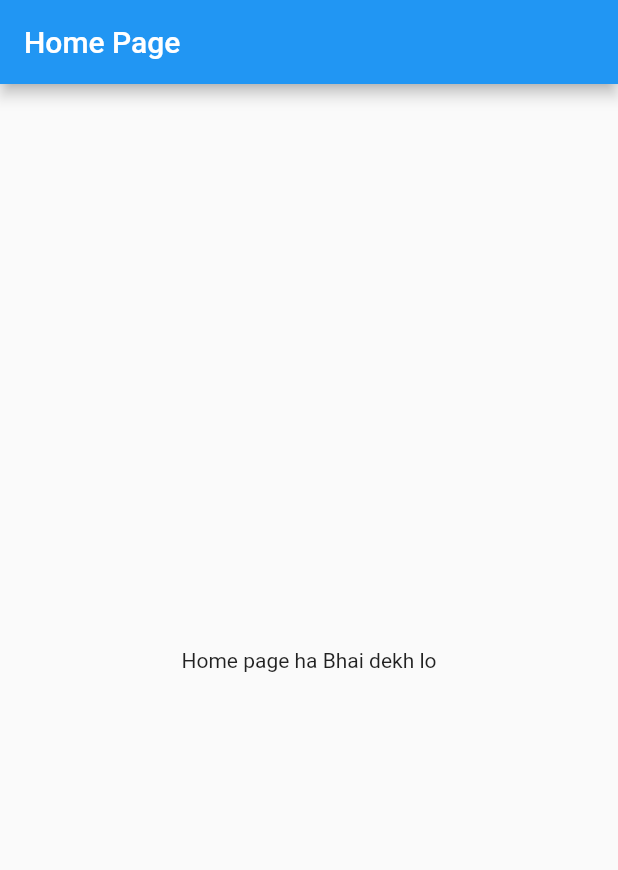
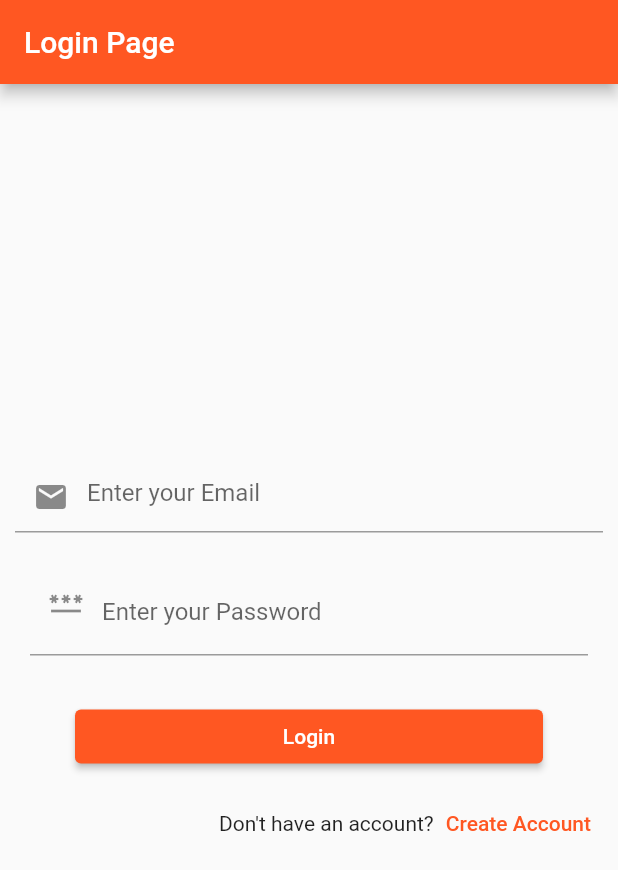
Before and after one commit to Mukul7494/attendence_demo, a Flutter app: the screen it shows after launch, on a phone screen of 412 x 824 dp. Shown: the top 870 px of the screen. Run offline on Flutter 3.47's test engine with Material 2 defaults, Android fonts, the phone set to English and light mode, and no system bars; our stand-ins replace firebase_auth, firebase_core, flutter_riverpod, go_router, logger; accounts and stored records are empty.

Commit message:
firebase email auth added

```diff
--- /dev/null
+++ b/lib/auth/firebase/auth_services.dart
@@ -0,0 +1,33 @@
+import 'package:firebase_auth/firebase_auth.dart';
+import 'package:logger/logger.dart';
+
+class FirebaseAuthServices {
+  final FirebaseAuth _auth = FirebaseAuth.instance;
+
+  Future signInWithEmailAndPass({
+    required String email,
+    required String password,
+  }) async {
+    try {
+      final UserCredential userCredential = await _auth
+          .signInWithEmailAndPassword(email: email, password: password);
+      Logger().i(userCredential.user!.uid);
+      return userCredential;
+    } catch (error) {
+      Logger().e(email, password);
+    }
+  }
+
+  Future signUpWithEmail(
+      {required String email, required String password}) async {
+    try {
+      final signUp = await _auth.createUserWithEmailAndPassword(
+          email: email, password: password);
+      Logger().i(signUp.user!.uid);
+      return signUp;
+    } catch (e) {
+      Logger().e(e);
+      return null;
+    }
+  }
+}
--- /dev/null
+++ b/lib/auth/ui/login_page.dart
@@ -0,0 +1,133 @@
+import 'package:attendence_system/auth/firebase/auth_services.dart';
+import 'package:flutter/material.dart';
+import 'package:flutter_riverpod/flutter_riverpod.dart';
+
+import '../../widget/password_field.dart';
+
+class LoginPage extends ConsumerStatefulWidget {
+  const LoginPage({super.key});
+
+  @override
+  ConsumerState<ConsumerStatefulWidget> createState() => _LoginPageState();
+}
+
+class _LoginPageState extends ConsumerState<LoginPage> {
+  //this key is used to validate the form
+  final _formKey = GlobalKey<FormState>();
+
+  final TextEditingController emailController = TextEditingController();
+  final TextEditingController passController = TextEditingController();
+  final TextEditingController confirmPassController = TextEditingController();
+
+// this bool is used to show the confirm password text in case of signup
+  bool signInOrNot = false;
+
+  //it is local service to use the firebase auth services in auth firebase folder
+  final FirebaseAuthServices _auth = FirebaseAuthServices();
+  bool isObscure = true;
+
+  //this is used to dispose the controllers when this page is destroyed to avoid memory leaks
+  @override
+  void dispose() {
+    super.dispose();
+    emailController.dispose();
+    passController.dispose();
+  }
+
+  @override
+  Widget build(BuildContext context) {
+    return Scaffold(
+        appBar: AppBar(
+          title: const Text('Login Page'),
+        ),
+        body: Column(
+          //to make everything in the center
+          mainAxisAlignment: MainAxisAlignment.center,
+          crossAxisAlignment: CrossAxisAlignment.center,
+          children: [
+            Form(
+              key: _formKey,
+              child: Padding(
+                padding: const EdgeInsets.all(10.0),
+                child: Column(
+                  children: [
+                    TextFormField(
+                      controller: emailController,
+                      decoration: const InputDecoration(
+                          hintText: "Enter your Email",
+                          prefixIcon: Icon(Icons.email)),
+                      validator: (value) {
+                        if (value!.isEmpty) {
+                          return "Please enter your email";
+                        }
+                        if (value.contains("@") == false) {
+                          return "Please enter a valid email";
+                        }
+                        return null;
+                      },
+                    ),
+
+                    PassField(
+                        isObscure: isObscure, passController: passController),
+
+                    signInOrNot
+                        ? PassField(
+                            isObscure: isObscure,
+                            passController: confirmPassController)
+                        : Container(),
+
+                    const SizedBox(height: 10),
+                    //container is used to give margin to the button
+                  ],
+                ),
+              ),
+            ),
+            Container(
+              margin: const EdgeInsets.symmetric(horizontal: 50),
+              width: double.infinity,
+              child: ElevatedButton(
+                  onPressed: () {
+                    if (_formKey.currentState!.validate()) {
+                      //singINOrNot is used here to change the methods to sign in and sing up
+
+                      signInOrNot
+                          ?
+                          //if signUpOrNot true then it will use sinup method
+
+                          _auth.signUpWithEmail(
+                              email: emailController.text,
+                              password: passController.text)
+                          : _auth.signInWithEmailAndPass(
+                              email: emailController.text,
+                              password: passController.text);
+                    }
+                  },
+                  child: const Text("Login")),
+            ),
+            Padding(
+              padding: const EdgeInsets.all(10.0),
+              child: Row(
+                mainAxisAlignment: MainAxisAlignment.end,
+                children: [
+                  Text.rich(
+                    TextSpan(
+                      text: signInOrNot
+                          ? "Already have an account"
+                          : "Don't have an account? ",
+                    ),
+                    textAlign: TextAlign.right,
+                  ),
+                  TextButton(
+                      onPressed: () => setState(() {
+                            signInOrNot = !signInOrNot;
+                          }),
+                      child: signInOrNot
+                          ? const Text("SignIn")
+                          : const Text("Create Account"))
+                ],
+              ),
+            )
+          ],
+        ));
+  }
+}
--- a/lib/main.dart
+++ b/lib/main.dart
@@ -1,9 +1,12 @@
 import 'package:attendence_system/router.dart';
+import 'package:firebase_core/firebase_core.dart';
 import 'package:flutter/material.dart';
 import 'package:flutter_riverpod/flutter_riverpod.dart';
 import 'package:go_router/go_router.dart';
 
-void main() {
+Future<void> main() async {
+  WidgetsFlutterBinding.ensureInitialized();
+  await Firebase.initializeApp();
   runApp(const ProviderScope(child: MyApp()));
 }
 
@@ -14,6 +17,7 @@ class MyApp extends ConsumerWidget {
   Widget build(BuildContext context, WidgetRef ref) {
     final GoRouter router = ref.watch(routerProvider);
     return MaterialApp.router(
+      theme: ThemeData(primarySwatch: Colors.deepOrange),
       title: 'Flutter Demo',
       routeInformationParser: router.routeInformationParser,
       routerDelegate: router.routerDelegate,
--- a/lib/router.dart
+++ b/lib/router.dart
@@ -1,9 +1,8 @@
-
 import 'package:flutter/material.dart';
 import 'package:flutter_riverpod/flutter_riverpod.dart';
 import 'package:go_router/go_router.dart';
 
-import 'main.dart';
+import 'auth/ui/login_page.dart';
 
 // This is the router provider that will be used in the main.dart file
 // to pass the router to the MaterialApp.router
@@ -15,6 +14,8 @@ final routerProvider = Provider<GoRouter>((ref) {
           ),
       routes: [
         //initializing the home page
-        GoRoute(path: '/', builder: (context, state) => const HomePage()),
+        GoRoute(path: '/', builder: (context, state) => const LoginPage()),
+        GoRoute(
+            path: '/loginPage', builder: (context, state) => const LoginPage()),
       ]);
 });
--- /dev/null
+++ b/lib/widget/password_field.dart
@@ -0,0 +1,42 @@
+import 'package:flutter/material.dart';
+
+class PassField extends StatefulWidget {
+  PassField({super.key, required this.isObscure, required this.passController});
+  final TextEditingController passController;
+  bool isObscure = false;
+
+  @override
+  State<PassField> createState() => _PassFieldState();
+}
+
+class _PassFieldState extends State<PassField> {
+  @override
+  Widget build(BuildContext context) {
+    return Padding(
+      padding: const EdgeInsets.all(10.0),
+      child: TextFormField(
+        controller: widget.passController,
+        obscureText: widget.isObscure,
+        validator: (value) {
+          if (value!.isEmpty) {
+            return "Please enter your Password";
+          }
+          if (value.length < 8) {
+            return "Minimum length of password is 8";
+          }
+          return null;
+        },
+        decoration: InputDecoration(
+            suffix: IconButton(
+                onPressed: () => setState(() {
+                      widget.isObscure = !widget.isObscure;
+                    }),
+                icon: widget.isObscure
+                    ? const Icon(Icons.remove_red_eye_outlined)
+                    : const Icon(Icons.remove_red_eye)),
+            hintText: "Enter your Password",
+            prefixIcon: const Icon(Icons.password)),
+      ),
+    );
+  }
+}
--- a/pubspec.yaml
+++ b/pubspec.yaml
@@ -11,6 +11,12 @@ dependencies:
     sdk: flutter
   go_router: ^6.2.0
   flutter_riverpod: ^2.3.1
+  firebase_core: ^2.7.1
+  firebase_auth: ^4.2.10
+  firebase_database: ^10.0.15
+  firebase_storage: ^11.0.15
+  cloud_firestore: ^4.4.4
+  logger: ^1.3.0
 
 dev_dependencies:
   flutter_test:
```
Also changed, not shown: pubspec.lock, 4 other files.
